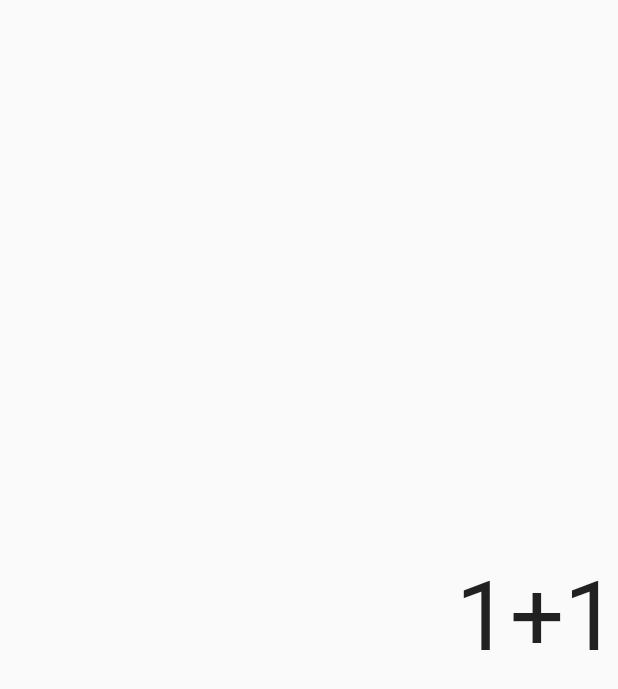
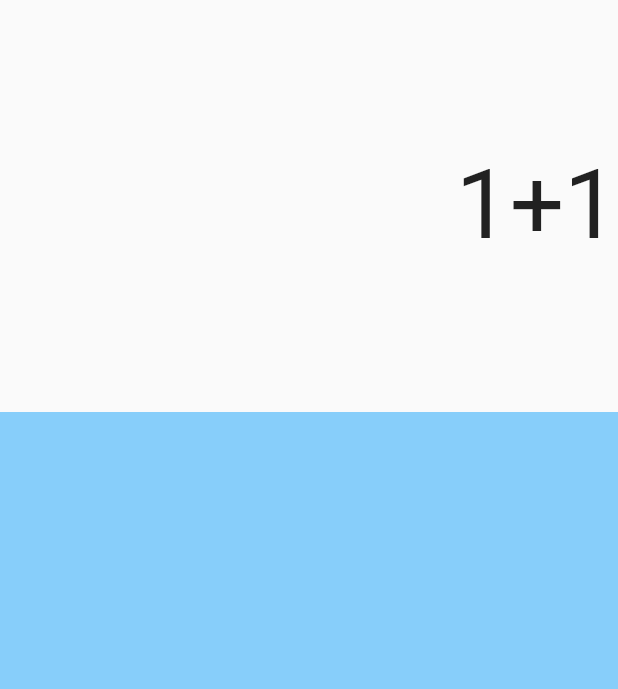
Before and after one commit to RyuNyan-Taro/simple_calculator, a Flutter app: the screen it shows after launch, on a phone screen of 412 x 824 dp. Shown: the top 689 px of the screen. Run offline on Flutter 3.47's test engine with Material 2 defaults, Android fonts, the phone set to English and light mode, and no system bars.

Commit message:
doing key grid

```diff
--- a/lib/main.dart
+++ b/lib/main.dart
@@ -49,7 +49,21 @@ class _TextFieldState extends State<TextField> {
 class Keyboard extends StatelessWidget {
   @override
   Widget build(BuildContext context) {
-    return Container(
+    return Expanded(
+      flex: 2,
+      child: Center(
+        child: Container(
+          color: const Color(0xff87cefa),
+          child: GridView.count(
+            crossAxisCount: 4,
+            mainAxisSpacing: 3.0,
+            crossAxisSpacing: 3.0,
+            children: [
+
+            ],
+          ),
+        ),
+      ),
 
     );
   }
```
